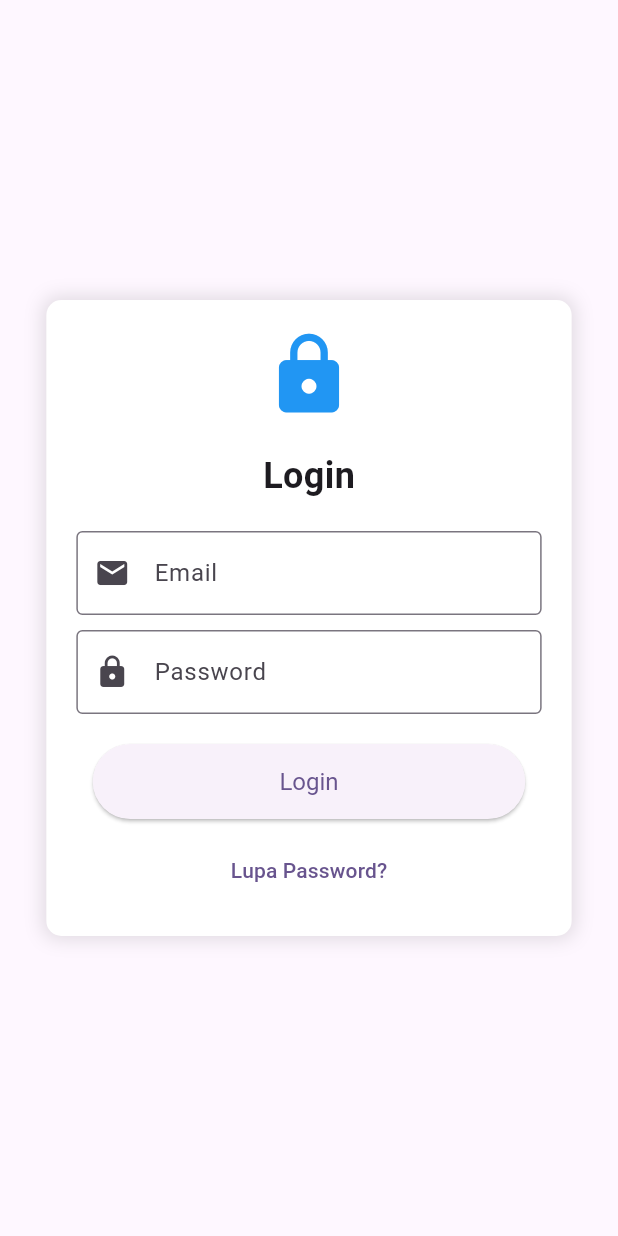
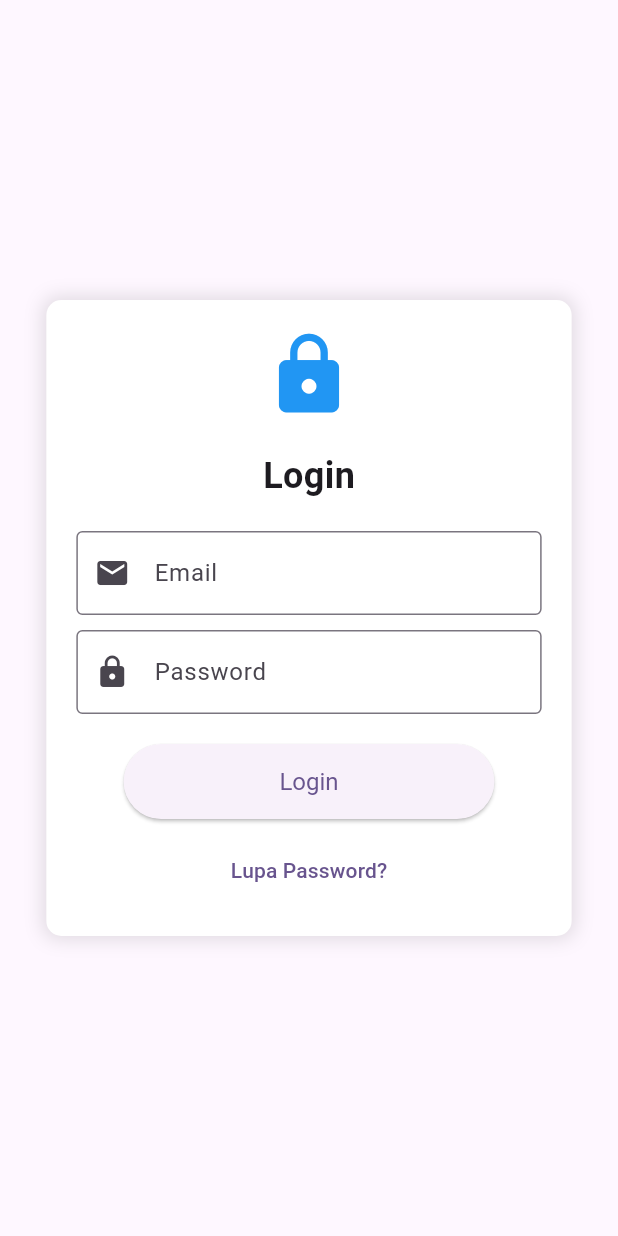
Before and after one commit to ameenul/ResponsiveFlutter, a Flutter app: the LoginScreen screen opened directly, on a phone screen of 412 x 824 dp. Run offline on Flutter 3.47's test engine with Material 3 defaults, Android fonts, the phone set to English and light mode, and no system bars.

Commit message:
Chapter login potrait landscape fix

```diff
--- a/lib/chapter_login/main.dart
+++ b/lib/chapter_login/main.dart
@@ -23,11 +23,17 @@ class LoginScreen extends StatelessWidget {
 
     return Scaffold(
       body: SafeArea(
-        child: Center(
+        child: OrientationBuilder(
+          builder: (context, orientation) {
+            bool isPortrait = orientation == Orientation.portrait;
+
+            return Center(
               child: LayoutBuilder(
                 builder: (context, constraints) {
                   return Container(
-                width: isTablet ? 500 : screenWidth * 0.85, // 500px untuk tablet, 85% untuk hp
+                    width: isTablet
+                        ? 500
+                        : (isPortrait ? screenWidth * 0.85 : screenWidth * 0.6),
                     padding: EdgeInsets.all(20),
                     decoration: BoxDecoration(
                       color: Colors.white,
@@ -40,7 +46,22 @@ class LoginScreen extends StatelessWidget {
                         )
                       ],
                     ),
-                child: Column(
+                    child: isPortrait
+                        ? _buildPortraitUI(isTablet, screenWidth)
+                        : _buildLandscapeUI(isTablet, screenWidth),
+                  );
+                },
+              ),
+            );
+          },
+        ),
+      ),
+    );
+  }
+
+  // UI untuk mode **Portrait**
+  Widget _buildPortraitUI(bool isTablet, double screenWidth) {
+    return Column(
       mainAxisSize: MainAxisSize.min,
       children: [
         Icon(Icons.lock, size: isTablet ? 80 : 60, color: Colors.blue),
@@ -53,6 +74,54 @@ class LoginScreen extends StatelessWidget {
           ),
         ),
         SizedBox(height: 20),
+        _buildLoginFields(),
+        SizedBox(height: 20),
+        _buildLoginButton(screenWidth, isTablet),
+      ],
+    );
+  }
+
+  // UI untuk mode **Landscape**
+  Widget _buildLandscapeUI(bool isTablet, double screenWidth) {
+    return Row(
+      mainAxisAlignment: MainAxisAlignment.center,
+      children: [
+        Expanded(
+          child: Column(
+            mainAxisSize: MainAxisSize.min,
+            children: [
+              Icon(Icons.lock, size: isTablet ? 80 : 60, color: Colors.blue),
+              SizedBox(height: 10),
+              Text(
+                "Login",
+                style: TextStyle(
+                  fontSize: isTablet ? 28 : 24,
+                  fontWeight: FontWeight.bold,
+                ),
+              ),
+            ],
+          ),
+        ),
+        SizedBox(width: 20),
+        Expanded(
+          flex: 2,
+          child: Column(
+            mainAxisSize: MainAxisSize.min,
+            children: [
+              _buildLoginFields(),
+              SizedBox(height: 10),
+              _buildLoginButton(screenWidth, isTablet),
+            ],
+          ),
+        ),
+      ],
+    );
+  }
+
+  // Widget untuk Field Input (Email & Password)
+  Widget _buildLoginFields() {
+    return Column(
+      children: [
         TextField(
           decoration: InputDecoration(
             labelText: "Email",
@@ -69,12 +138,19 @@ class LoginScreen extends StatelessWidget {
             prefixIcon: Icon(Icons.lock),
           ),
         ),
-                    SizedBox(height: 20),
+      ],
+    );
+  }
+
+  // Widget untuk Tombol Login
+  Widget _buildLoginButton(double screenWidth, bool isTablet) {
+    return Column(
+      children: [
         ElevatedButton(
           onPressed: () {},
           child: Text("Login"),
           style: ElevatedButton.styleFrom(
-                        minimumSize: Size(screenWidth * 0.7, 50),
+            minimumSize: Size(screenWidth * 0.6, 50),
             textStyle: TextStyle(fontSize: isTablet ? 18 : 16),
           ),
         ),
@@ -84,12 +160,6 @@ class LoginScreen extends StatelessWidget {
           child: Text("Lupa Password?"),
         ),
       ],
-                ),
-              );
-            },
-          ),
-        ),
-      ),
     );
   }
 }
```
Lines whose indentation alone changed are shown as unchanged.
